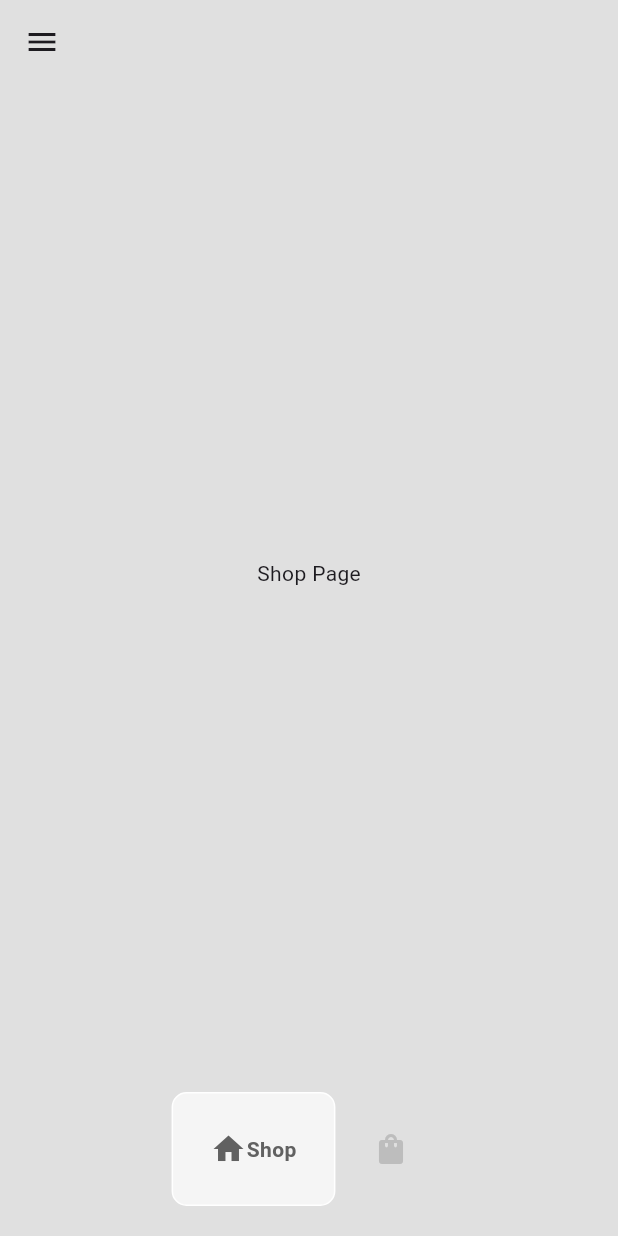
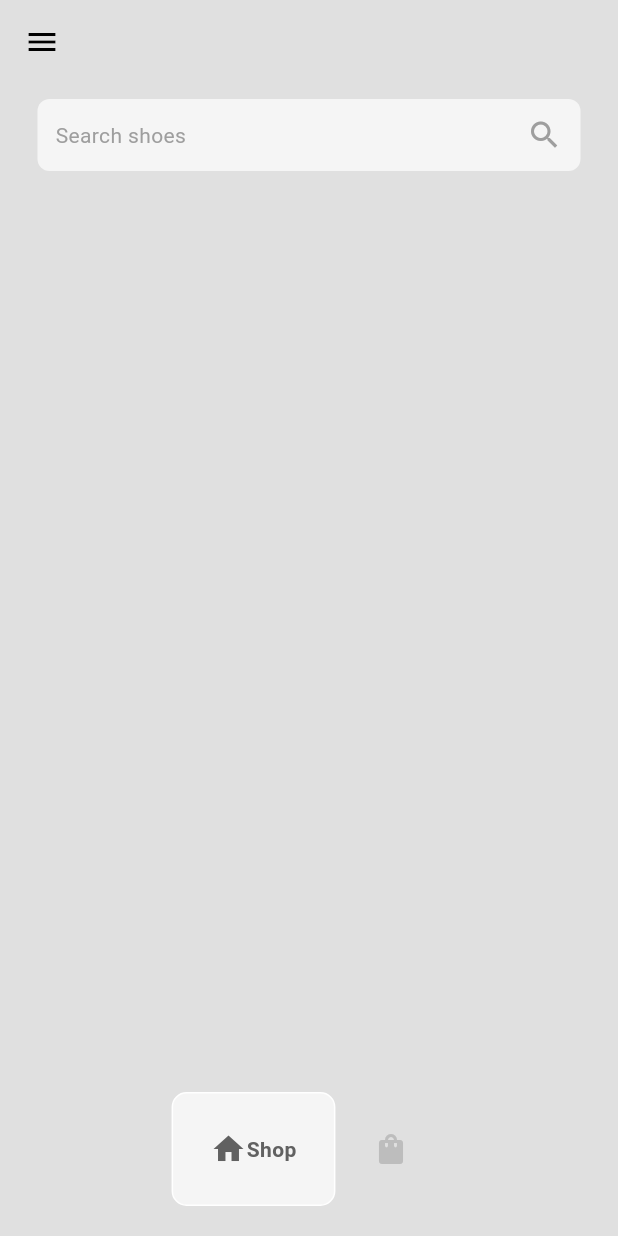
Before and after one commit to ocheesetick/shoe-shop-flutter, a Flutter app: the screen it shows after launch, after a tap on "Shop Now", on a phone screen of 412 x 824 dp. Run offline on Flutter 3.47's test engine with Material 3 defaults, Android fonts, the light colour scheme and no system bars; drawn by our look-alikes of google_nav_bar.

Commit message:
Shop page initial setup

```diff
--- a/lib/main.dart
+++ b/lib/main.dart
@@ -10,9 +10,10 @@ class MyApp extends StatelessWidget {
 
   @override
   Widget build(BuildContext context) {
-    return const MaterialApp(
+    return MaterialApp(
         debugShowCheckedModeBanner: false,
-        home: IntroPage(),
+        theme: ThemeData(dividerTheme:  const DividerThemeData(color: Colors.transparent)),
+        home: const IntroPage(),
     );
   }
 }
--- a/lib/pages/home_page.dart
+++ b/lib/pages/home_page.dart
@@ -31,11 +31,82 @@ class _HomePageState extends State<HomePage> {
     return Scaffold(
       backgroundColor: Colors.grey[300],
       appBar: AppBar(
-        leading: IconButton(
-            icon: const Icon(Icons.menu),
-            onPressed: (){},
+        backgroundColor: Colors.transparent,
+        elevation: 0,
+        leading: Builder(
+          builder: (context) {
+            return IconButton(
+                icon: const Icon(Icons.menu),
+                color: Colors.black,
+                onPressed: (){
+                  Scaffold.of(context).openDrawer();
+                },
+            );
+          }
         ),
-        backgroundColor: Colors.transparent,
+      ),
+      drawer: Drawer(
+        backgroundColor: Colors.grey.shade900,
+        child: Column(
+            mainAxisAlignment: MainAxisAlignment.spaceBetween,
+            children: [
+              Column(
+                children: [
+                  // Logo
+                  DrawerHeader(
+                      child: Image.asset(
+                          "lib/images/nike-logo.png",
+                          color: Colors.white
+                      )
+                  ),
+
+                  Padding(
+                    padding: const EdgeInsets.symmetric(horizontal: 25.0),
+                    child: Divider(
+                      color: Colors.grey[800],
+                    ),
+                  ),
+
+                  // Other pages
+                  // Home
+                  const Padding(
+                    padding: EdgeInsets.only(left: 25),
+                    child: ListTile(
+                        leading: Icon(Icons.home, color: Colors.white),
+                        title: Text(
+                            "Home",
+                            style: TextStyle(color: Colors.white)
+                        )
+                    ),
+                  ),
+
+                  // About
+                  const Padding(
+                    padding: EdgeInsets.only(left: 25),
+                    child: ListTile(
+                        leading: Icon(Icons.info, color: Colors.white),
+                        title: Text(
+                            "About",
+                            style: TextStyle(color: Colors.white)
+                        )
+                    ),
+                  ),
+                ],
+              ),
+
+              // Logout
+              const Padding(
+                padding: EdgeInsets.only(left: 25),
+                child: ListTile(
+                    leading: Icon(Icons.logout, color: Colors.white),
+                    title: Text(
+                        "Logout",
+                        style: TextStyle(color: Colors.white)
+                    )
+                ),
+              ),
+            ]
+        ),
       ),
       body: _pages[_selectedIndex],
       bottomNavigationBar: CustomBottomNavBar(
--- a/lib/pages/shop_page.dart
+++ b/lib/pages/shop_page.dart
@@ -11,8 +11,34 @@ class _ShopPageState extends State<ShopPage> {
 
   @override
   Widget build(BuildContext context) {
-    return Center(
-      child: Text("Shop Page"),
+    return Column(
+      children: [
+        // Search bar
+        Container(
+            padding: const EdgeInsets.all(12),
+            margin: const EdgeInsets.symmetric(horizontal: 25, vertical: 10),
+            decoration: BoxDecoration(
+                color: Colors.grey[100],
+                borderRadius: BorderRadius.circular(8)
+            ),
+            child: const Row(
+              mainAxisAlignment: MainAxisAlignment.spaceBetween,
+              children: [
+                Text(
+                    'Search shoes',
+                    style: TextStyle(color: Colors.grey)
+                ),
+                Icon(
+                    Icons.search,
+                    color: Colors.grey
+                ),
+
+              ],
+            )
+        )
+
+        // Hot picks
+      ],
     );
   }
 }
```
